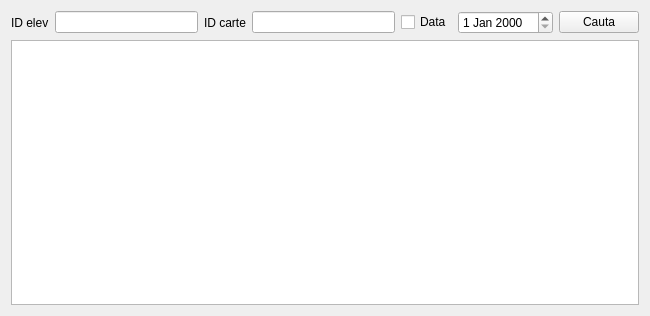
The window that src/main/resources/base/UIs/borrows.ui (nan-dre/OLDI) describes before a commit, drawn with Qt 5.
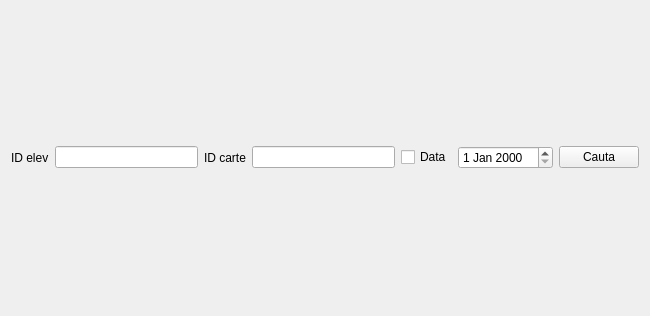
The same window after the commit.

Commit message: Reimplemented dialogs with new table model

What changed in the file:
```diff
--- a/src/main/resources/base/UIs/borrows.ui
+++ b/src/main/resources/base/UIs/borrows.ui
@@ -66,9 +66,6 @@
      </item>
     </layout>
    </item>
-   <item>
-    <widget class="QTableWidget" name="table"/>
-   </item>
   </layout>
  </widget>
  <resources/>
```
The commit also changes 3 other files.
